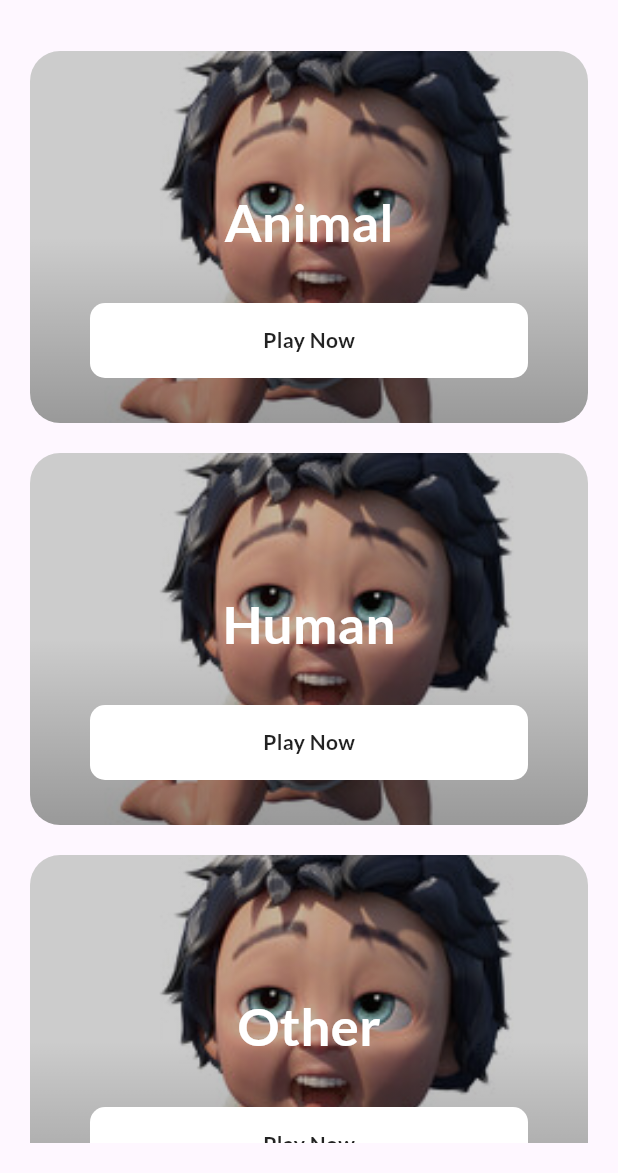
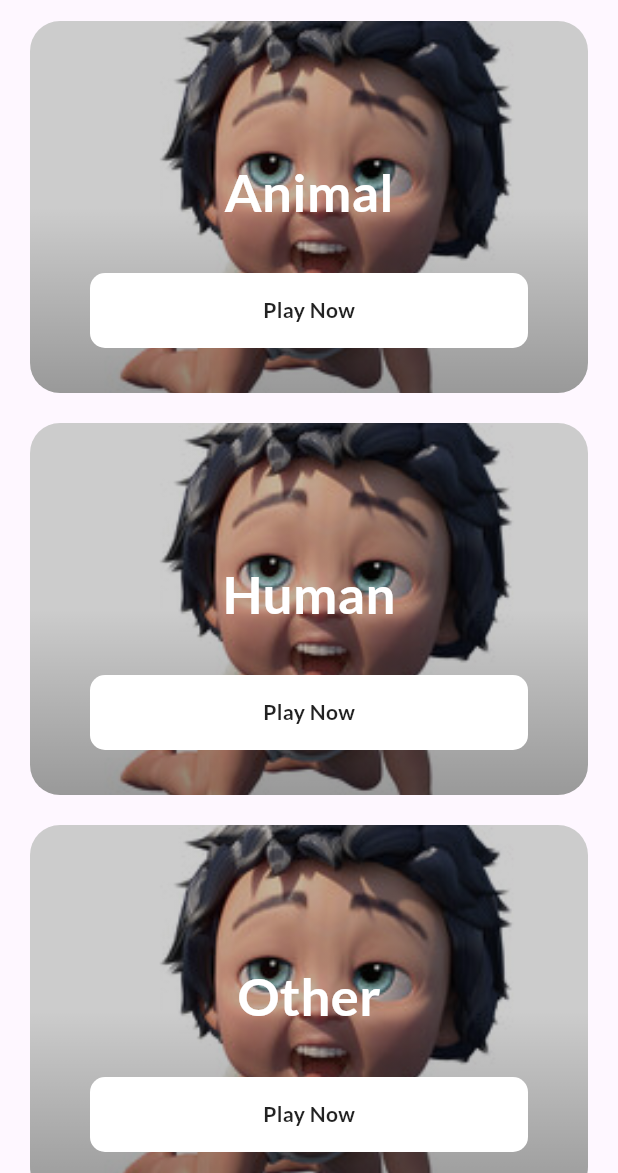
Before and after one commit to mnengineer/crazy_sound, a Flutter app: the screen it shows after launch, on a phone screen of 412 x 824 dp, the part 63-1236 px from its top. Run offline on Flutter 3.47's test engine with Material 2 defaults, Android fonts, the phone set to English and light mode, and no system bars; our stand-ins replace audioplayers, google_fonts, in_app_review, share_plus.

Commit message:
feat: ホーム画面のPadding調整

```diff
--- a/lib/screens/category/category_home.dart
+++ b/lib/screens/category/category_home.dart
@@ -44,7 +44,7 @@ class _CategoryHomeScreenState extends State<CategoryHomeScreen> {
         ],
       ),
       body: Container(
-        padding: const EdgeInsets.all(20),
+        padding: const EdgeInsets.symmetric(horizontal: 20, vertical: 0),
         child: SingleChildScrollView(
           child: GridView.count(
             crossAxisCount: multiple ? 1 : 2,
```
